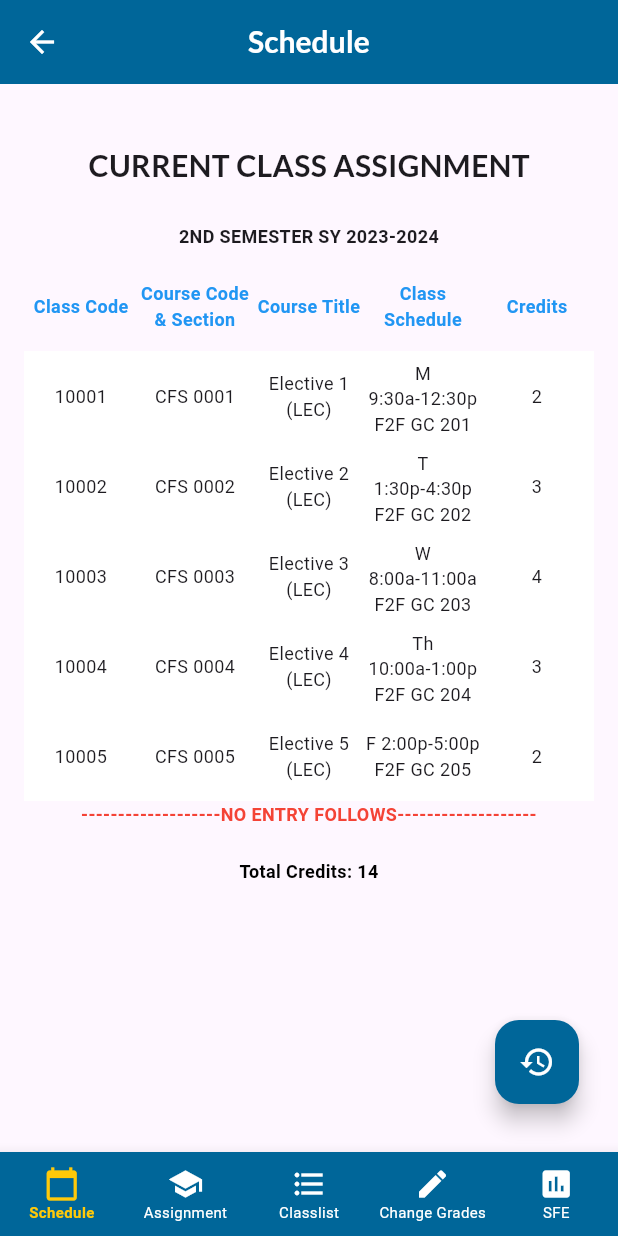
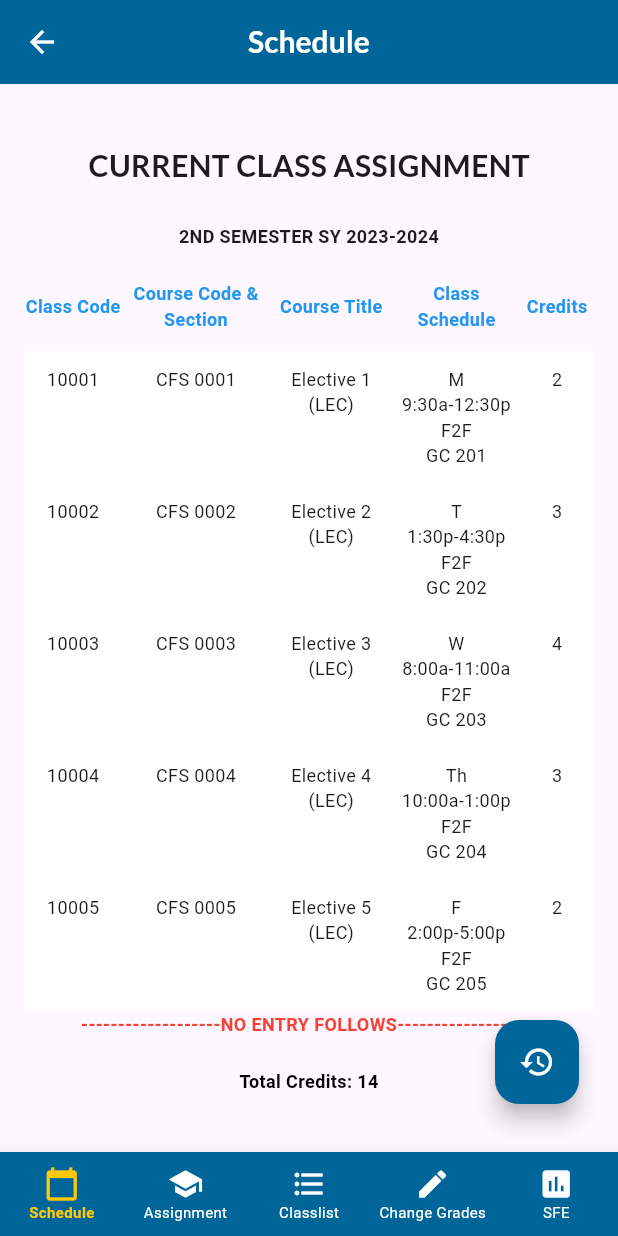
Before and after one commit to JustLiwag/plm-app-faculty-admin, a Flutter app: the BaseLayoutPage screen opened directly, on a phone screen of 412 x 824 dp. Run offline on Flutter 3.47's test engine with Material 3 defaults, Android fonts, the phone set to English and light mode, and no system bars; our stand-ins replace cached_network_image, connectivity_plus, flutter_speed_dial, flutter_svg, pdf, printing.

Commit message:
[feature] schedule table size

```diff
--- a/lib/screens/faculty/schedule/schedule.dart
+++ b/lib/screens/faculty/schedule/schedule.dart
@@ -1,10 +1,9 @@
 import 'package:flutter/material.dart';
 import 'package:mysample/utils/app_styles.dart';
-// import '../../../models/faculty/assignment_model.dart';
 import '../../../data/faculty/assignment_data.dart';
 
 class Schedule extends StatelessWidget {
-  Schedule({super.key});
+  const Schedule({super.key});
 
   int _calculateTotalCredits() {
     int totalCredits = 0;
@@ -19,7 +18,10 @@ class Schedule extends StatelessWidget {
     return SafeArea(
       child: Scaffold(
         appBar: const CustomAppBar(title: 'Schedule'),
-        body: Column(crossAxisAlignment: CrossAxisAlignment.center, children: [
+        body: SingleChildScrollView(
+          child: Column(
+            crossAxisAlignment: CrossAxisAlignment.center,
+            children: [
               const SizedBox(height: 40),
               const Text(
                 'CURRENT CLASS ASSIGNMENT',
@@ -47,93 +49,20 @@ class Schedule extends StatelessWidget {
                     ),
                     Table(
                       columnWidths: const {
-                    0: FlexColumnWidth(),
-                    1: FlexColumnWidth(),
-                    2: FlexColumnWidth(),
-                    3: FlexColumnWidth(),
-                    4: FlexColumnWidth(),
+                        0: FlexColumnWidth(20.0),
+                        1: FlexColumnWidth(30.0),
+                        2: FlexColumnWidth(25.0),
+                        3: FixedColumnWidth(85.0),
+                        4: FlexColumnWidth(15.0),
                       },
                       children: [
                         TableRow(
                           children: [
-                        TableCell(
-                          child: Container(
-                            height: 60,
-                            alignment: Alignment.center,
-                            padding: const EdgeInsets.symmetric(vertical: 10),
-                            child: const Text(
-                              'Class Code',
-                              style: TextStyle(
-                                fontWeight: FontWeight.bold,
-                                fontSize: 12,
-                                color: Colors.blue,
-                              ),
-                            ),
-                          ),
-                        ),
-                        TableCell(
-                          child: Container(
-                            height: 60,
-                            alignment: Alignment.center,
-                            padding: const EdgeInsets.symmetric(vertical: 10),
-                            child: const Text(
-                              'Course Code & Section',
-                              style: TextStyle(
-                                fontWeight: FontWeight.bold,
-                                fontSize: 12,
-                                color: Colors.blue,
-                              ),
-                              textAlign: TextAlign.center,
-                            ),
-                          ),
-                        ),
-                        TableCell(
-                          child: Container(
-                            height: 60,
-                            alignment: Alignment.center,
-                            padding: const EdgeInsets.symmetric(vertical: 10),
-                            child: const Text(
-                              'Course Title',
-                              style: TextStyle(
-                                fontWeight: FontWeight.bold,
-                                fontSize: 12,
-                                color: Colors.blue,
-                              ),
-                              textAlign: TextAlign.center,
-                            ),
-                          ),
-                        ),
-                        TableCell(
-                          child: Container(
-                            height: 60,
-                            alignment: Alignment.center,
-                            padding: const EdgeInsets.symmetric(vertical: 10),
-                            child: const Text(
-                              'Class Schedule',
-                              style: TextStyle(
-                                fontWeight: FontWeight.bold,
-                                fontSize: 12,
-                                color: Colors.blue,
-                              ),
-                              textAlign: TextAlign.center,
-                            ),
-                          ),
-                        ),
-                        TableCell(
-                          child: Container(
-                            height: 60,
-                            alignment: Alignment.center,
-                            padding: const EdgeInsets.symmetric(vertical: 10),
-                            child: const Text(
-                              'Credits',
-                              style: TextStyle(
-                                fontWeight: FontWeight.bold,
-                                fontSize: 12,
-                                color: Colors.blue,
-                              ),
-                            ),
-                          ),
-                        ),
+                            _buildTableHeader('Class Code'),
+                            _buildTableHeader('Course Code & Section'),
+                            _buildTableHeader('Course Title'),
+                            _buildTableHeader('Class Schedule'),
+                            _buildTableHeader('Credits'),
                           ],
                         ),
                         for (var assignment in assignments)
@@ -142,66 +71,13 @@ class Schedule extends StatelessWidget {
                               color: Color.fromARGB(255, 255, 255, 255),
                             ),
                             children: [
-                          TableCell(
-                            child: Container(
-                              height: 60,
-                              alignment: Alignment.center,
-                              padding: const EdgeInsets.symmetric(vertical: 10),
-                              child: Text(
-                                assignment.classCode,
-                                style: const TextStyle(fontSize: 12),
-                                textAlign: TextAlign.center,
+                              _buildTableCell(assignment.classCode),
+                              _buildTableCell(assignment.courseCodeSection),
+                              _buildTableCell(assignment.courseTitle),
+                              _buildTableCellWithLines(
+                                _formatClassSchedule(assignment.classSchedule),
                               ),
-                            ),
-                          ),
-                          TableCell(
-                            child: Container(
-                              height: 60,
-                              alignment: Alignment.center,
-                              padding: const EdgeInsets.symmetric(vertical: 10),
-                              child: Text(
-                                assignment.courseCodeSection,
-                                style: const TextStyle(fontSize: 12),
-                                textAlign: TextAlign.center,
-                              ),
-                            ),
-                          ),
-                          TableCell(
-                            child: Container(
-                              height: 60,
-                              alignment: Alignment.center,
-                              padding: const EdgeInsets.symmetric(vertical: 10),
-                              child: Text(
-                                assignment.courseTitle,
-                                style: const TextStyle(fontSize: 12),
-                                textAlign: TextAlign.center,
-                              ),
-                            ),
-                          ),
-                          TableCell(
-                            child: Container(
-                              height: 60,
-                              alignment: Alignment.center,
-                              padding: const EdgeInsets.symmetric(vertical: 6),
-                              child: Text(
-                                assignment.classSchedule,
-                                style: const TextStyle(fontSize: 12),
-                                textAlign: TextAlign.center,
-                              ),
-                            ),
-                          ),
-                          TableCell(
-                            child: Container(
-                              height: 60,
-                              alignment: Alignment.center,
-                              padding: const EdgeInsets.symmetric(vertical: 10),
-                              child: Text(
-                                assignment.credits,
-                                style: const TextStyle(fontSize: 12),
-                                textAlign: TextAlign.center,
-                              ),
-                            ),
-                          ),
+                              _buildTableCell(assignment.credits),
                             ],
                           ),
                       ],
@@ -238,7 +114,9 @@ class Schedule extends StatelessWidget {
                   ],
                 ),
               ),
-        ]),
+            ],
+          ),
+        ),
         floatingActionButton: Align(
           alignment: Alignment.bottomRight,
           child: Container(
@@ -260,4 +138,81 @@ class Schedule extends StatelessWidget {
       ),
     );
   }
+
+  Widget _buildTableHeader(String text) {
+    return TableCell(
+      child: Container(
+        height: 60,
+        alignment: Alignment.center,
+        padding: const EdgeInsets.symmetric(vertical: 10),
+        child: Text(
+          text,
+          style: const TextStyle(
+            fontWeight: FontWeight.bold,
+            fontSize: 12,
+            color: Colors.blue,
+          ),
+          textAlign: TextAlign.center,
+        ),
+      ),
+    );
   }
+
+  Widget _buildTableCell(String text) {
+    return TableCell(
+      child: Container(
+        padding: const EdgeInsets.symmetric(vertical: 10),
+        alignment: Alignment.center,
+        child: Text(
+          text,
+          style: const TextStyle(fontSize: 12),
+          textAlign: TextAlign.center,
+        ),
+      ),
+    );
+  }
+
+  Widget _buildTableCellWithLines(List<String> lines) {
+    return TableCell(
+      child: Container(
+        padding: const EdgeInsets.symmetric(vertical: 10),
+        alignment: Alignment.center,
+        child: Column(
+          mainAxisAlignment: MainAxisAlignment.center,
+          children: lines
+              .map((line) => Text(
+                    line,
+                    style: const TextStyle(fontSize: 12),
+                    textAlign: TextAlign.center,
+                  ))
+              .toList(),
+        ),
+      ),
+    );
+  }
+
+  List<String> _formatClassSchedule(String schedule) {
+    List<String> parts = schedule.split(' ');
+    if (parts.length == 4) {
+      return parts;
+    } else {
+      List<String> formatted = [];
+      String currentLine = '';
+      for (String part in parts) {
+        if (currentLine.isEmpty) {
+          currentLine = part;
+        } else if (currentLine.contains(RegExp(r'[a-zA-Z]')) &&
+            !part.contains(RegExp(r'[a-zA-Z]'))) {
+          currentLine += ' $part';
+        } else {
+          formatted.add(currentLine);
+          currentLine = part;
+        }
+      }
+      if (currentLine.isNotEmpty) {
+        formatted.add(currentLine);
+      }
+      return formatted;
+    }
+  }
+}
--- a/lib/widgets/faculty/base_layout.dart
+++ b/lib/widgets/faculty/base_layout.dart
@@ -18,7 +18,7 @@ class BaseLayoutPage extends StatefulWidget {
 class _BaseLayoutPageState extends State<BaseLayoutPage> {
   int _selectedIndex = 0;
   final List<Widget> _pages = [
-    Schedule(),
+    const Schedule(),
     const TeachingAssignment(),
     const Classlist(),
     const ChangeGrades(),
```
Lines whose indentation alone changed are shown as unchanged.
